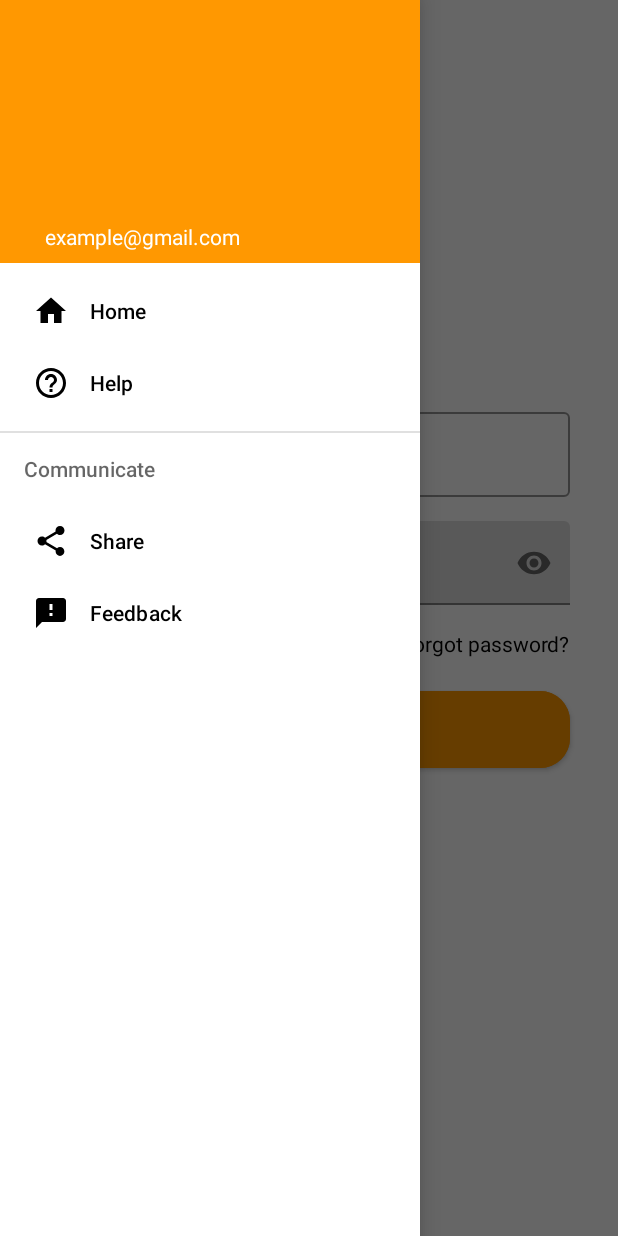
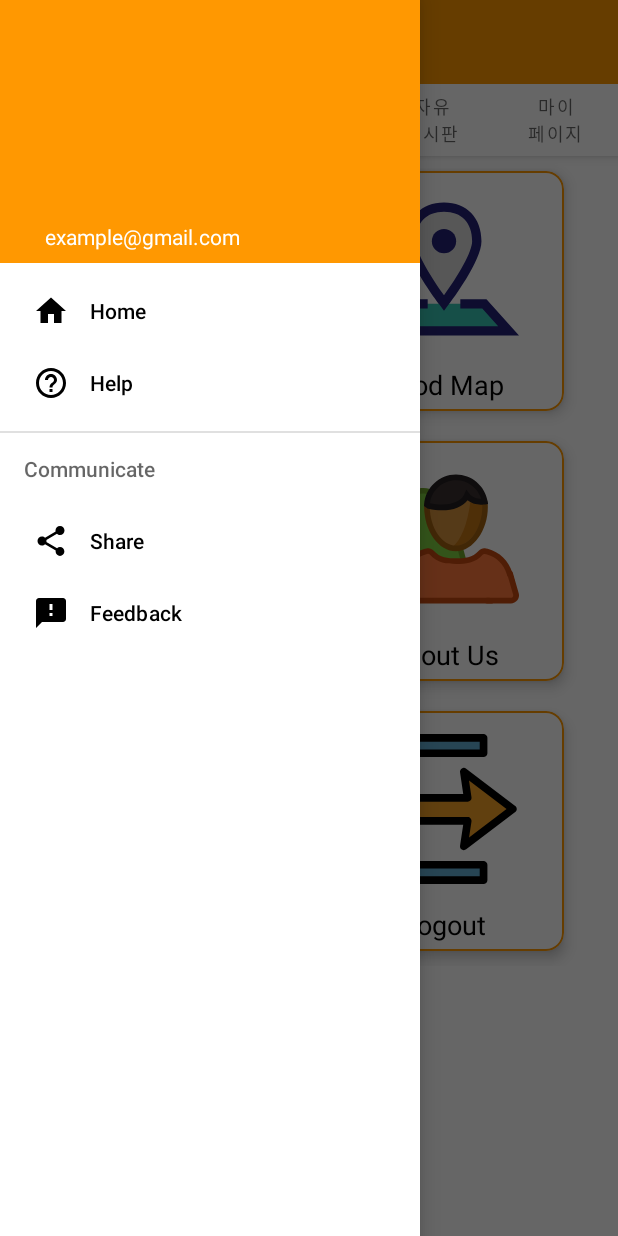
Before and after one commit to positiview/TableOrder, an Android app: the screen it shows after launch (MainActivity), with the side drawer open, on a phone screen of 412 x 824 dp. Run offline under Robolectric (Android 15) with nearby library versions, the phone set to English and light mode, and no system bars; our stand-ins replace CircleImageView, Dagger/Hilt's generated code, navigation-ui; pictures from the network do not load.

Commit message:
1031 10:28

```diff
--- a/app/build.gradle.kts
+++ b/app/build.gradle.kts
@@ -56,7 +56,7 @@ dependencies {
     implementation ("de.hdodenhof:circleimageview:3.1.0")
 
     //hiltdagger
-    implementation ("com.google.dagger:hilt-android:2.41")
+    implementation ("com.google.dagger:hilt-android:2.44")
 //    kapt ("com.google.dagger:hilt-android-compiler:2.40.5")
     //Glide
     implementation ("com.github.bumptech.glide:glide:4.13.0")
--- a/app/src/main/java/com/example/tableorder/MainActivity.kt
+++ b/app/src/main/java/com/example/tableorder/MainActivity.kt
@@ -5,6 +5,7 @@ import android.content.Intent
 import android.os.Bundle
 import android.os.Handler
 import android.os.Looper
+import android.view.View
 import androidx.appcompat.app.AppCompatActivity
 import androidx.core.view.GravityCompat
 import androidx.drawerlayout.widget.DrawerLayout
@@ -15,6 +16,7 @@ import androidx.navigation.ui.setupActionBarWithNavController
 import androidx.navigation.ui.setupWithNavController
 import com.example.tableorder.databinding.ActivityMainBinding
 import com.google.android.material.navigation.NavigationView
+import com.google.android.material.tabs.TabLayout
 
 
 class MainActivity : AppCompatActivity(){
@@ -26,36 +28,45 @@ class MainActivity : AppCompatActivity(){
         super.onCreate(savedInstanceState)
         binding = ActivityMainBinding.inflate(layoutInflater)
         setContentView(binding.root)
+        setSupportActionBar(binding.toolbar)
 
         val navController = findNavController(R.id.nav_host_fragment_content_main)
         val drawerLayout: DrawerLayout = binding.drawerLayout
         val navView: NavigationView = binding.navigationView
+        val tabLayout: TabLayout = findViewById(R.id.tabs)
+
         navView.setupWithNavController(navController)
-       /* appBarConfiguration = AppBarConfiguration(
+        appBarConfiguration = AppBarConfiguration(
             setOf(
                 R.id.homeFragment,
-                R.id.adminHomeFragment,
-                R.id.donorsHomeFragment
+//                R.id.adminHomeFragment,
+//                R.id.donorsHomeFragment
             ), drawerLayout
         )
         setupActionBarWithNavController(navController, appBarConfiguration)
         navController.addOnDestinationChangedListener { _, destination, _ ->
             if (destination.id in listOf(R.id.splashFragment, R.id.loginFragment)) {
                 supportActionBar?.hide()
+                tabLayout.visibility = View.GONE
+            }else {
+                supportActionBar?.show()
+                supportActionBar?.setDisplayHomeAsUpEnabled(true)
+                tabLayout.visibility = View.VISIBLE
             }
-            if (destination.id in listOf(
-                    R.id.donateFragment,
-                    R.id.receiveFragment,
-                    R.id.donationsFragment,
-                    R.id.foodMapFragment,
-                    R.id.historyFragment,
-                    R.id.aboutUsFragment,
-                )
-            ) {
-                supportActionBar?.show()
-                supportActionBar?.setDefaultDisplayHomeAsUpEnabled(true)
-            }
-        }*/
+//            if (destination.id in listOf(
+////                    R.id.donateFragment,
+////                    R.id.receiveFragment,
+////                    R.id.donationsFragment,
+//                    R.id.foodMapFragment,
+////                    R.id.historyFragment,
+//                    R.id.aboutUsFragment,
+//                )
+//            ) {
+//
+//                supportActionBar?.show()
+//                supportActionBar?.setDefaultDisplayHomeAsUpEnabled(true)
+//            }
+        }
 
         /*val header = binding.navigationView.getHeaderView(0)
         val imageView = header.findViewById<ImageView>(R.id.imageView)
--- a/app/src/main/java/com/example/tableorder/fragments/home/HomeFragment.kt
+++ b/app/src/main/java/com/example/tableorder/fragments/home/HomeFragment.kt
@@ -12,7 +12,7 @@ import com.example.tableorder.databinding.FragmentHomeBinding
 import dagger.hilt.android.AndroidEntryPoint
 
 @AndroidEntryPoint
-class HomeFragment : Fragment() {
+class HomeFragment1 : Fragment() {
     private lateinit var binding: FragmentHomeBinding
 //    private lateinit var auth: FirebaseAuth
     override fun onCreateView(
@@ -32,12 +32,12 @@ class HomeFragment : Fragment() {
         /*binding.cardDonate.setOnClickListener {
             findNavController().navigate(R.id.action_homeFragment_to_donateFragment)
         }*/
-        /*binding.cardReceive.setOnClickListener {
-            findNavController().navigate(R.id.action_homeFragment_to_receiveFragment)
-        }
-        binding.cardMyPin.setOnClickListener {
-            findNavController().navigate(R.id.action_homeFragment_to_donationsFragment)
-        }*/
+//        binding.cardReceive.setOnClickListener {
+//            findNavController().navigate(R.id.action_homeFragment_to_receiveFragment)
+//        }
+    /*binding.cardMyPin.setOnClickListener {
+        findNavController().navigate(R.id.action_homeFragment_to_donationsFragment)
+    }*/
         binding.cardFoodmap.setOnClickListener {
             findNavController().navigate(R.id.action_homeFragment_to_foodMapFragment)
         }
--- a/app/src/main/java/com/example/tableorder/splash/SplashFragment.kt
+++ b/app/src/main/java/com/example/tableorder/splash/SplashFragment.kt
@@ -7,6 +7,7 @@ import android.os.Looper
 import android.view.LayoutInflater
 import android.view.View
 import android.view.ViewGroup
+import androidx.appcompat.app.AppCompatActivity
 import androidx.fragment.app.Fragment
 import androidx.navigation.fragment.findNavController
 import com.example.tableorder.databinding.FragmentSplashBinding
@@ -25,8 +26,8 @@ class SplashFragment : Fragment() {
         // Inflate the layout for this fragment
         binding = FragmentSplashBinding.inflate(inflater, container, false)
         val view = binding.root
-        //(activity as AppCompatActivity).supportActionBar?.hide()
-        /*activity?.window?.decorView?.systemUiVisibility = View.SYSTEM_UI_FLAG_FULLSCREEN*/
+//        (activity as AppCompatActivity).supportActionBar?.hide()
+//        activity?.window?.decorView?.systemUiVisibility = View.SYSTEM_UI_FLAG_FULLSCREEN
 
 //        val user = auth.currentUser
         val user = null
@@ -59,13 +60,13 @@ class SplashFragment : Fragment() {
 
                 }else{
                     val action =
-                        SplashFragmentDirections.actionSplashFragmentToLoginFragment()
+                        SplashFragmentDirections.actionSplashFragmentToHomeFragment()
                     findNavController().navigate(action)
                 }
 
             } else {
                 val action =
-                    SplashFragmentDirections.actionSplashFragmentToLoginFragment()
+                    SplashFragmentDirections.actionSplashFragmentToHomeFragment()
                 findNavController().navigate(action)
                 //findNavController().navigate(R.id.action_splashFragment_to_loginFragment)
 
--- a/app/src/main/res/layout/activity_main.xml
+++ b/app/src/main/res/layout/activity_main.xml
@@ -29,6 +29,35 @@
                 android:layout_width="match_parent"
                 android:layout_height="?attr/actionBarSize" />
 
+            <com.google.android.material.tabs.TabLayout
+                android:id="@+id/tabs"
+                android:layout_width="match_parent"
+                android:layout_height="match_parent">
+
+                <com.google.android.material.tabs.TabItem
+                    android:layout_width="wrap_content"
+                    android:layout_height="wrap_content"
+                    android:text="홈" />
+
+                <com.google.android.material.tabs.TabItem
+                    android:layout_width="wrap_content"
+                    android:layout_height="wrap_content"
+                    android:text="예약내역" />
+
+                <com.google.android.material.tabs.TabItem
+                    android:layout_width="wrap_content"
+                    android:layout_height="wrap_content"
+                    android:text="즐겨찾기" />
+                <com.google.android.material.tabs.TabItem
+                    android:layout_width="wrap_content"
+                    android:layout_height="wrap_content"
+                    android:text="자유\n게시판" />
+                <com.google.android.material.tabs.TabItem
+                    android:layout_width="wrap_content"
+                    android:layout_height="wrap_content"
+                    android:text="마이\n페이지" />
+            </com.google.android.material.tabs.TabLayout>
+
         </com.google.android.material.appbar.AppBarLayout>
 
         <fragment
--- a/app/src/main/res/navigation/nav_graph.xml
+++ b/app/src/main/res/navigation/nav_graph.xml
@@ -7,7 +7,7 @@
 
     <fragment
         android:id="@+id/homeFragment"
-        android:name="com.example.tableorder.fragments.home.HomeFragment"
+        android:name="com.example.tableorder.fragments.home.HomeFragment1"
         android:label="Dashboard"
         tools:layout="@layout/fragment_home" >
         <!--<action
```
Also changed, not shown: app/src/main/java/HomeFragment1.kt (added, +57 -0 lines).
